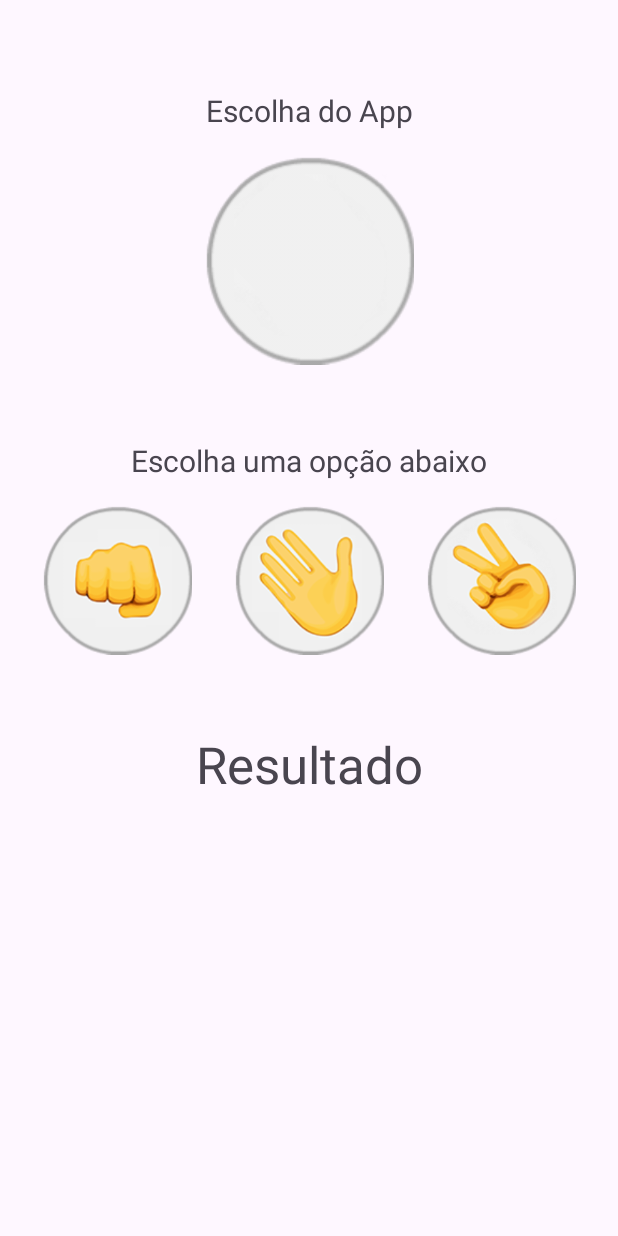
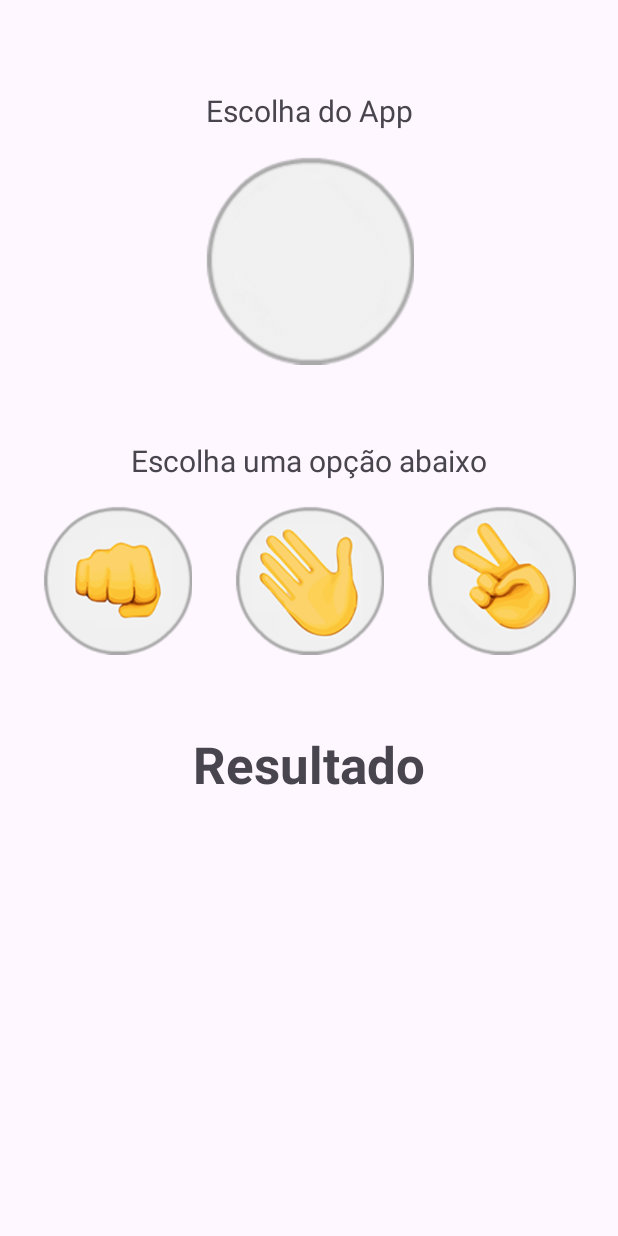
Before and after one commit to pcconduru/AppPedraPapelTesoura, an Android app: the screen it shows after launch (MainActivity), on a phone screen of 412 x 824 dp. Run offline under Robolectric (Android 15) with nearby library versions, the phone set to English and light mode, and no system bars.

Commit message:
Atualização Aplicativo Finalizado
Feito todos os scripts e verificações para o funcionamento do aplicativo, e finalizado em sua versão definitiva

```diff
--- a/app/src/main/res/layout/activity_main.xml
+++ b/app/src/main/res/layout/activity_main.xml
@@ -19,7 +19,7 @@
         app:layout_constraintTop_toTopOf="parent" />
 
     <ImageView
-        android:id="@+id/imageView"
+        android:id="@+id/bot_image"
         android:layout_width="wrap_content"
         android:layout_height="wrap_content"
         android:layout_marginTop="16dp"
@@ -37,13 +37,14 @@
         android:textSize="20sp"
         app:layout_constraintEnd_toEndOf="parent"
         app:layout_constraintStart_toStartOf="parent"
-        app:layout_constraintTop_toBottomOf="@+id/imageView" />
+        app:layout_constraintTop_toBottomOf="@+id/bot_image" />
 
     <ImageView
         android:id="@+id/imageView3"
         android:layout_width="100dp"
         android:layout_height="100dp"
         android:layout_marginTop="16dp"
+        android:onClick="papel"
         app:layout_constraintEnd_toStartOf="@+id/imageView4"
         app:layout_constraintHorizontal_bias="0.5"
         app:layout_constraintStart_toEndOf="@+id/imageView2"
@@ -55,6 +56,7 @@
         android:layout_width="100dp"
         android:layout_height="100dp"
         android:layout_marginTop="16dp"
+        android:onClick="pedra"
         app:layout_constraintEnd_toStartOf="@+id/imageView3"
         app:layout_constraintHorizontal_bias="0.5"
         app:layout_constraintStart_toStartOf="parent"
@@ -66,6 +68,7 @@
         android:layout_width="100dp"
         android:layout_height="100dp"
         android:layout_marginTop="16dp"
+        android:onClick="tesoura"
         app:layout_constraintEnd_toEndOf="parent"
         app:layout_constraintHorizontal_bias="0.5"
         app:layout_constraintStart_toEndOf="@+id/imageView3"
@@ -73,12 +76,13 @@
         app:srcCompat="@drawable/tesoura" />
 
     <TextView
-        android:id="@+id/textView3"
+        android:id="@+id/text_resultado"
         android:layout_width="wrap_content"
         android:layout_height="wrap_content"
         android:layout_marginTop="50dp"
         android:text="Resultado"
         android:textSize="34sp"
+        android:textStyle="bold"
         app:layout_constraintEnd_toEndOf="parent"
         app:layout_constraintStart_toStartOf="parent"
         app:layout_constraintTop_toBottomOf="@+id/imageView3" />
```
Also changed, not shown: app/src/main/java/com/example/apppedrapapeltesoura/MainActivity.java (+60 -0 lines).
